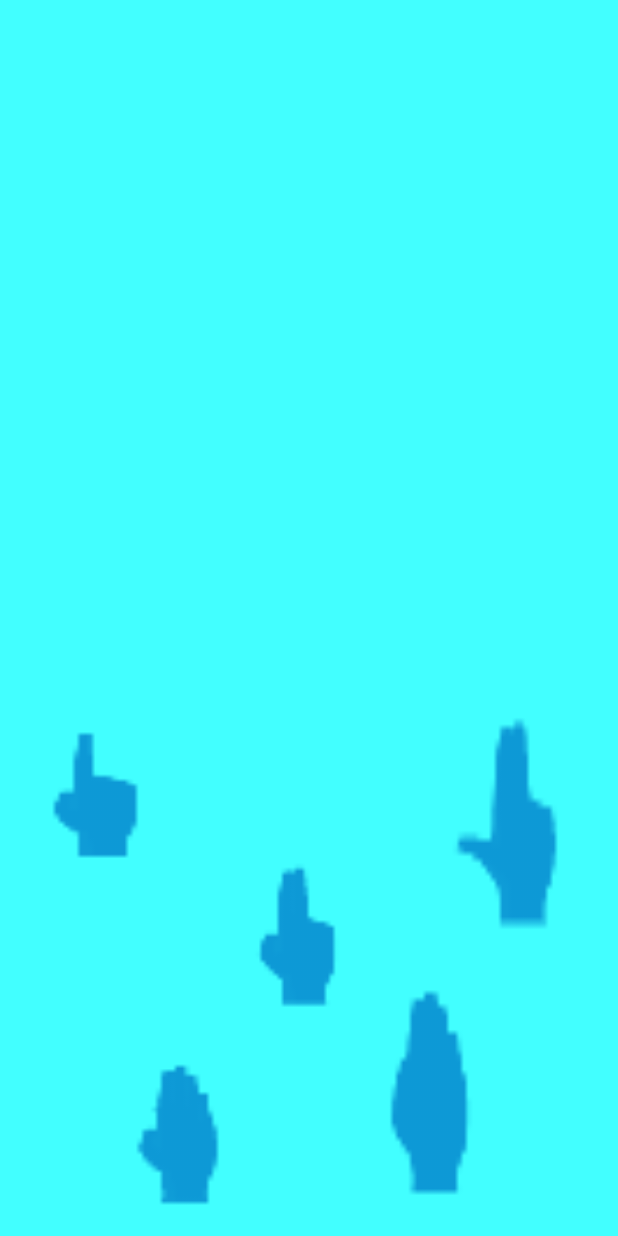
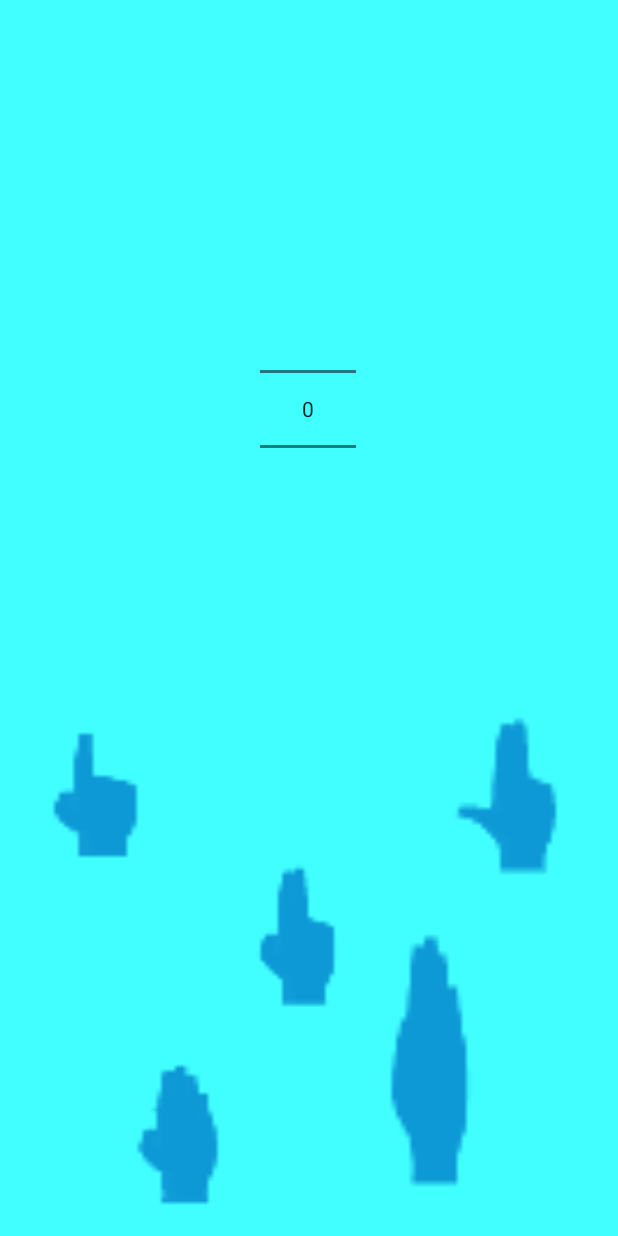
Before and after one commit to BiagioeCarmine/Morra_online_app, an Android app: the layout match_screen.xml on its own in the app's theme, with its tools: preview values and no code run, on a phone screen of 412 x 824 dp. Run offline under Robolectric (Android 15) with nearby library versions, the light colour scheme and no system bars; network calls fail.

Commit message:
Finita schermata match_screen

```diff
--- a/app/src/main/java/com/carminezacc/morra/MatchScreen.java
+++ b/app/src/main/java/com/carminezacc/morra/MatchScreen.java
@@ -4,22 +4,40 @@ import android.os.Bundle;
 import android.view.LayoutInflater;
 import android.view.View;
 import android.view.ViewGroup;
+import android.widget.NumberPicker;
+import android.widget.TextView;
 
 import androidx.annotation.NonNull;
 import androidx.fragment.app.Fragment;
 
 public class MatchScreen extends Fragment {
+
+    private TextView textView;
+    public NumberPicker numberPicker;
+
     @Override
     public View onCreateView(
             LayoutInflater inflater, ViewGroup container,
             Bundle savedInstanceState
     ) {
         // Inflate the layout for this fragment
-        return inflater.inflate(R.layout.records, container, false);
+        return inflater.inflate(R.layout.match_screen, container, false);
     }
 
     public void onViewCreated(@NonNull View view, Bundle savedInstanceState) {
         super.onViewCreated(view, savedInstanceState);
 
+        textView = view.findViewById(R.id.textViewNumberPicker);
+        numberPicker = view.findViewById(R.id.numberPicker);
+
+        numberPicker.setMaxValue(10);
+        numberPicker.setMinValue(0);
+
+        numberPicker.setOnValueChangedListener(new NumberPicker.OnValueChangeListener() {
+            @Override
+            public void onValueChange(NumberPicker picker, int oldVal, int newVal) {
+                textView.setText("HAI SCELTO DI GRIDARE: " + newVal);
+            }
+        });
     }
 }
--- a/app/src/main/res/layout/match_screen.xml
+++ b/app/src/main/res/layout/match_screen.xml
@@ -7,7 +7,7 @@
     tools:context=".MatchScreen">
 
     <ImageButton
-        android:id="@+id/imageButton5"
+        android:id="@+id/imageButtonManoDue"
         android:layout_width="103dp"
         android:layout_height="105dp"
         android:layout_marginStart="148dp"
@@ -19,7 +19,7 @@
         app:layout_constraintStart_toStartOf="parent" />
 
     <ImageButton
-        android:id="@+id/imageButton6"
+        android:id="@+id/imageButtonManoUno"
         android:layout_width="116dp"
         android:layout_height="101dp"
         android:layout_marginStart="4dp"
@@ -28,13 +28,40 @@
         android:background="@android:color/transparent"
         android:scaleType="fitXY"
         android:src="@drawable/mano_uno"
-        app:layout_constraintBottom_toTopOf="@+id/imageButton8"
+        app:layout_constraintBottom_toTopOf="@id/imageButtonManoQuattro"
         app:layout_constraintStart_toStartOf="parent"
         app:layout_constraintTop_toTopOf="parent"
         app:layout_constraintVertical_bias="0.0" />
 
+    <TextView
+        android:id="@+id/textViewNumberPicker"
+        android:layout_width="392dp"
+        android:layout_height="79dp"
+        android:layout_marginTop="85dp"
+        android:layout_marginBottom="444dp"
+        android:textSize="30sp"
+        android:textColor="#000000"
+        app:layout_constraintBottom_toBottomOf="parent"
+        app:layout_constraintBottom_toTopOf="@+id/imageButtonManoCinque"
+        app:layout_constraintHorizontal_bias="0.497"
+        app:layout_constraintLeft_toLeftOf="parent"
+        app:layout_constraintRight_toRightOf="parent"
+        app:layout_constraintTop_toTopOf="parent"
+        app:layout_constraintVertical_bias="0.866" />
+
+    <NumberPicker
+        android:id="@+id/numberPicker"
+        android:layout_width="wrap_content"
+        android:layout_height="wrap_content"
+        android:layout_marginTop="179dp"
+        android:layout_marginEnd="14dp"
+        android:layout_marginBottom="243dp"
+        app:layout_constraintBottom_toTopOf="@id/imageButtonManoCinque"
+        app:layout_constraintEnd_toEndOf="@id/imageButtonManoDue"
+        app:layout_constraintTop_toTopOf="parent" />
+
     <ImageButton
-        android:id="@+id/imageButton7"
+        android:id="@+id/imageButtonManoTre"
         android:layout_width="111dp"
         android:layout_height="0dp"
         android:layout_marginStart="284dp"
@@ -43,12 +70,12 @@
         android:background="@android:color/transparent"
         android:scaleType="fitXY"
         android:src="@drawable/mano_tre"
-        app:layout_constraintBottom_toTopOf="@+id/imageButton9"
+        app:layout_constraintBottom_toTopOf="@id/imageButtonManoCinque"
         app:layout_constraintStart_toStartOf="parent"
         app:layout_constraintTop_toTopOf="parent" />
 
     <ImageButton
-        android:id="@+id/imageButton8"
+        android:id="@+id/imageButtonManoQuattro"
         android:layout_width="0dp"
         android:layout_height="109dp"
         android:layout_marginStart="64dp"
@@ -58,13 +85,13 @@
         android:scaleType="fitXY"
         android:src="@drawable/mano_quattro"
         app:layout_constraintBottom_toBottomOf="parent"
-        app:layout_constraintEnd_toEndOf="@+id/imageButton5"
-        app:layout_constraintEnd_toStartOf="@+id/imageButton9"
+        app:layout_constraintEnd_toEndOf="@id/imageButtonManoDue"
+        app:layout_constraintEnd_toStartOf="@id/imageButtonManoCinque"
         app:layout_constraintHorizontal_bias="1.0"
         app:layout_constraintStart_toStartOf="parent" />
 
     <ImageButton
-        android:id="@+id/imageButton9"
+        android:id="@+id/imageButtonManoCinque"
         android:layout_width="0dp"
         android:layout_height="0dp"
         android:layout_marginEnd="70dp"
@@ -74,10 +101,8 @@
         android:src="@drawable/mano_cinque"
         app:layout_constraintBottom_toBottomOf="parent"
         app:layout_constraintEnd_toEndOf="parent"
-        app:layout_constraintStart_toEndOf="@+id/imageButton8"
-        app:layout_constraintTop_toBottomOf="@+id/imageButton7" />
-
-
+        app:layout_constraintStart_toEndOf="@id/imageButtonManoQuattro"
+        app:layout_constraintTop_toBottomOf="@id/numberPicker" />
 
 
 </androidx.constraintlayout.widget.ConstraintLayout>
```
